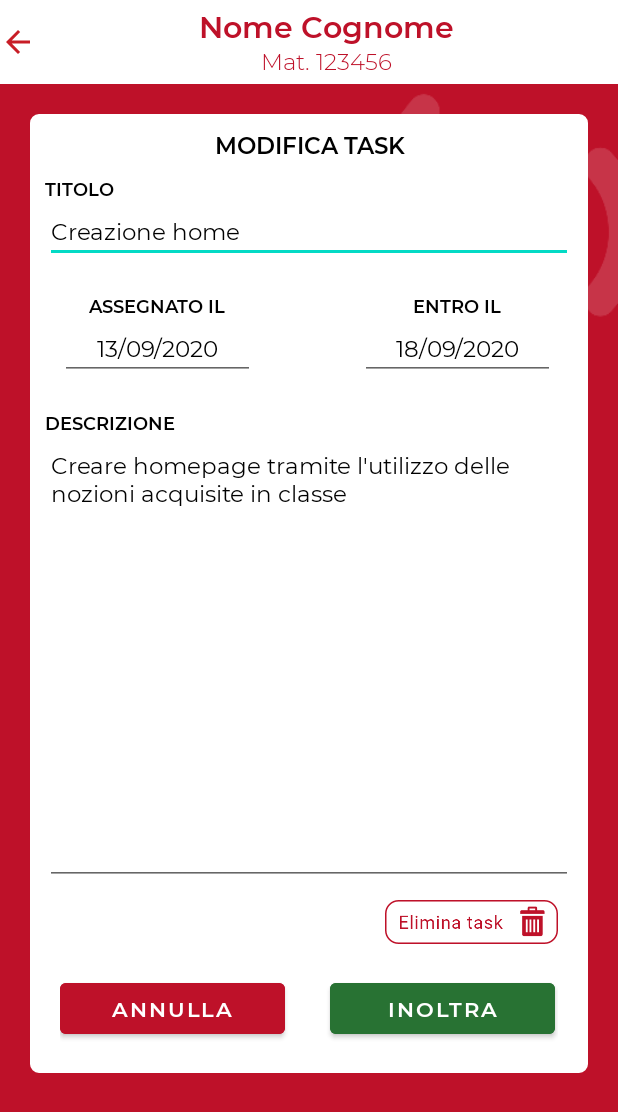
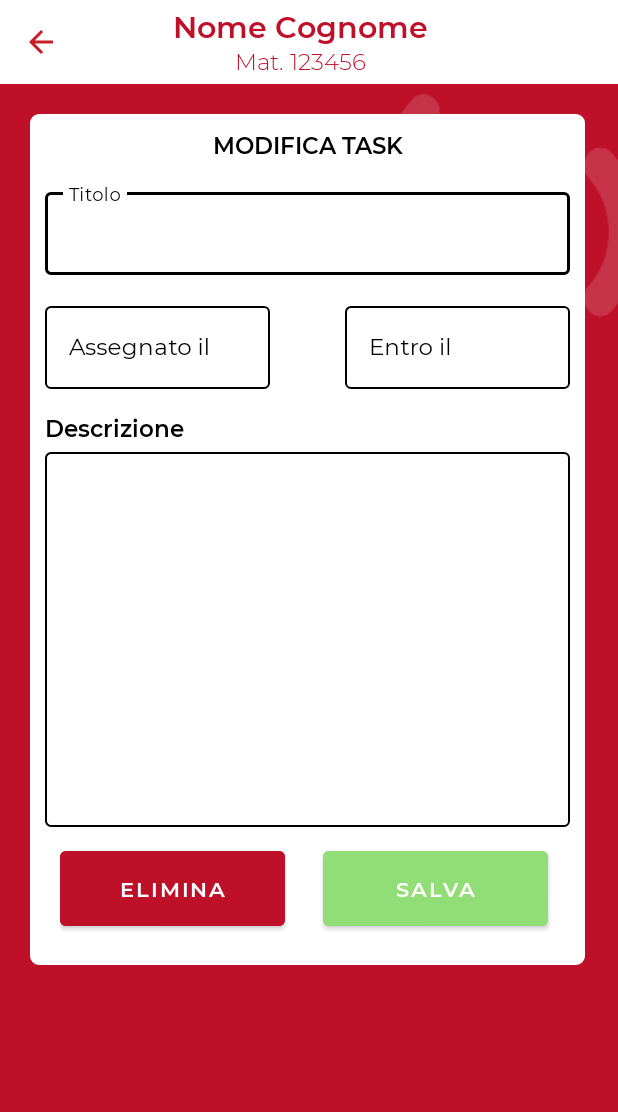
Before and after one commit to davideuez/UniStage, an Android app: the layout activity_modifica_task.xml on its own in the app's theme, with its tools: preview values and no code run, on a phone screen of 412 x 824 dp. Shown: the top 1112 px of the screen. Run offline under Robolectric (Android 15) with nearby library versions, the phone set to English and light mode, and no system bars.

Commit message:
Aggiunta eliminazione task professore

```diff
--- a/app/src/main/AndroidManifest.xml
+++ b/app/src/main/AndroidManifest.xml
@@ -10,6 +10,7 @@
         android:supportsRtl="true"
         android:theme="@style/AppTheme">
         <activity android:name=".AggiungiTask"></activity>
+        <activity android:name=".ModificaTask"></activity>
         <activity android:name=".Tirocini_attivi_professore" />
         <activity android:name=".GestisciTirocinio" />
         <activity android:name=".HomeStudentePREActivity" />
--- a/app/src/main/java/com/example/unistage/AdapterTask.java
+++ b/app/src/main/java/com/example/unistage/AdapterTask.java
@@ -95,14 +95,19 @@ public class AdapterTask extends RecyclerView.Adapter<AdapterTask.ViewHolder1> {
 
                 System.out.println("Oggetto cliccato: " + current_item.toString());
 
+                if(LoginActivity.u_loggato.ruolo.equals("professore")){
                     if(current_item.getCompletata() == 0){
                         LoginActivity.listaTask.get(GestisciTask.posizione).get(position).setCompletata(1);
                         dbref.child("Utenti").child("Professori").child(LoginActivity.u_loggato.getCognome()).child("Tirocini_avviati").child(GestisciTirocinio.x.getTitolo()).child("listaTask").child(current_item.getTitolo()).child("completata").setValue(1);
+                        dbref.child("Utenti").child("Studenti").child(String.valueOf(GestisciTask.matricola)).child("tirocinio_in_corso").child(GestisciTirocinio.x.getTitolo()).child("listaTask").child(current_item.getTitolo()).child("completata").setValue(1);
                         notifyItemChanged(position);
+
                     } else {
                         LoginActivity.listaTask.get(GestisciTask.posizione).get(position).setCompletata(0);
                         dbref.child("Utenti").child("Professori").child(LoginActivity.u_loggato.getCognome()).child("Tirocini_avviati").child(GestisciTirocinio.x.getTitolo()).child("listaTask").child(current_item.getTitolo()).child("completata").setValue(0);
+                        dbref.child("Utenti").child("Studenti").child(String.valueOf(GestisciTask.matricola)).child("tirocinio_in_corso").child(GestisciTirocinio.x.getTitolo()).child("listaTask").child(current_item.getTitolo()).child("completata").setValue(1);
                         notifyItemChanged(position);
+                    }
                 }
 
             }
--- a/app/src/main/java/com/example/unistage/GestisciTask.java
+++ b/app/src/main/java/com/example/unistage/GestisciTask.java
@@ -76,6 +76,10 @@ public class GestisciTask extends AppCompatActivity {
 
                 System.out.println("Cliccata card " + position);
 
+                Intent i = new Intent(GestisciTask.this, ModificaTask.class);
+                i.putExtra("position", position);
+                startActivity(i);
+
             }
 
             @Override
--- /dev/null
+++ b/app/src/main/java/com/example/unistage/ModificaTask.java
@@ -0,0 +1,76 @@
+package com.example.unistage;
+
+import android.content.Intent;
+import android.os.Bundle;
+import android.view.View;
+import android.widget.Button;
+import android.widget.EditText;
+import android.widget.ImageButton;
+import android.widget.TextView;
+
+import androidx.appcompat.app.AppCompatActivity;
+
+import com.google.firebase.FirebaseApp;
+import com.google.firebase.database.DatabaseReference;
+import com.google.firebase.database.FirebaseDatabase;
+
+public class ModificaTask extends AppCompatActivity {
+
+    Task x;
+    private DatabaseReference dbref = FirebaseDatabase.getInstance().getReference();
+
+    @Override
+    protected void onCreate(Bundle savedInstanceState) {
+        super.onCreate(savedInstanceState);
+        setContentView(R.layout.activity_modifica_task);
+
+        Intent i = getIntent();
+        final int posizione = i.getIntExtra("position", -1);
+
+        TextView nomeStud = findViewById(R.id.nome_stud);
+        TextView matricolaT = findViewById(R.id.matricola);
+        final EditText titolo = findViewById(R.id.titolo_mod_task);
+        final EditText assegnatoIl = findViewById(R.id.assegnatoIl_mod_task);
+        final EditText entroIl = findViewById(R.id.entroIl_mod_task);
+        final EditText descrizione = findViewById(R.id.descrizione_mod_task);
+        Button elimina = findViewById(R.id.elimina_task);
+        Button salva = findViewById(R.id.salva_task);
+        ImageButton back = findViewById(R.id.backarrow_proposta_tirocinio_id);
+
+        back.setOnClickListener(new View.OnClickListener() {
+            @Override
+            public void onClick(View view) {
+                onBackPressed();
+            }
+        });
+
+        x = LoginActivity.listaTask.get(GestisciTask.posizione).get(posizione);
+
+        nomeStud.setText(GestisciTirocinio.x.getStudente());
+        matricolaT.setText("Mat. " + String.valueOf(GestisciTask.matricola));
+        titolo.setText(x.getTitolo());
+        assegnatoIl.setText(x.getAssegnataIl());
+        entroIl.setText(x.getDataScadenza());
+        descrizione.setText(x.getDescrizione());
+
+        elimina.setOnClickListener(new View.OnClickListener() {
+            @Override
+            public void onClick(View view) {
+
+                dbref.child("Utenti").child("Professori").child(LoginActivity.u_loggato.getCognome()).child("Tirocini_avviati").child(GestisciTirocinio.x.getTitolo()).child("listaTask").child(x.getTitolo()).setValue(null);
+                dbref.child("Utenti").child("Studenti").child(String.valueOf(GestisciTask.matricola)).child("tirocinio_in_corso").child(GestisciTirocinio.x.getTitolo()).child("listaTask").child(x.getTitolo()).setValue(null);
+
+                Intent i = new Intent(ModificaTask.this, GestisciTirocinio.class);
+                i.putExtra("posizione", posizione);
+                i.putExtra("matricola", GestisciTask.matricola);
+                startActivity(i);
+
+            }
+        });
+
+
+
+
+    }
+
+}
--- a/app/src/main/res/layout/activity_modifica_task.xml
+++ b/app/src/main/res/layout/activity_modifica_task.xml
@@ -5,7 +5,7 @@
     android:layout_width="match_parent"
     android:layout_height="match_parent"
     android:background="@drawable/bgprofessoreattivi"
-    tools:context=".ModificaTaskActivity">
+    tools:context=".AggiungiTask">
 
     <LinearLayout
         android:layout_width="match_parent"
@@ -28,6 +28,7 @@
                 android:layout_width="wrap_content"
                 android:layout_height="match_parent"
                 android:layout_gravity="center_vertical"
+                android:layout_marginLeft="15dp"
                 android:background="#00FFFFFF"
                 app:layout_constraintBottom_toBottomOf="@+id/toolbar2"
                 app:layout_constraintStart_toStartOf="@+id/toolbar2"
@@ -38,9 +39,11 @@
                 android:layout_height="wrap_content"
                 android:layout_gravity="center"
                 android:gravity="center"
-                    android:orientation="vertical">
+                android:orientation="vertical"
+                android:paddingRight="50dp">
 
                 <TextView
+                    android:id="@+id/nome_stud"
                     android:layout_width="wrap_content"
                     android:layout_height="wrap_content"
                     android:fontFamily="@font/montserrat_semibold"
@@ -49,6 +52,7 @@
                     android:textColor="#BE1129" />
 
                 <TextView
+                    android:id="@+id/matricola"
                     android:layout_width="wrap_content"
                     android:layout_height="wrap_content"
                     android:fontFamily="@font/montserrat_light"
@@ -65,132 +69,117 @@
             android:layout_height="match_parent"
             android:orientation="vertical"
             android:padding="20dp">
+
             <LinearLayout
-                    android:layout_width="match_parent"
+                android:layout_width="370dp"
                 android:layout_height="wrap_content"
                 android:background="@drawable/rounded_corners"
                 android:orientation="vertical"
                 android:padding="10dp">
-                    <TextView
-                        android:layout_width="match_parent"
-                        android:layout_height="wrap_content"
-                        android:layout_gravity="center"
-                        android:gravity="center"
-                        android:textSize="15dp"
-                        android:textColor="@color/colorBlack"
-                        android:text="MODIFICA TASK"
-                        android:fontFamily="@font/montserrat_semibold"/>
 
                 <TextView
                     android:layout_width="match_parent"
                     android:layout_height="wrap_content"
                     android:layout_gravity="center"
-                        android:layout_marginTop="10dp"
                     android:fontFamily="@font/montserrat_semibold"
-                        android:text="TITOLO"
+                    android:gravity="center"
+                    android:text="MODIFICA TASK"
                     android:textColor="@color/colorBlack"
-                        android:textSize="12dp" />
+                    android:textSize="15dp" />
 
-                    <EditText
+                <com.google.android.material.textfield.TextInputLayout
+                    style="@style/NewStageInput"
                     android:layout_width="match_parent"
                     android:layout_height="wrap_content"
-                        android:enabled="true"
-                        android:layout_gravity="center"
-                        android:gravity="left"
-                        android:textSize="15dp"
+                    android:layout_marginTop="15dp"
+                    android:hint="Titolo"
+                    android:textColorHint="@color/colorBlack"
+                    app:hintTextColor="@color/colorBlack"
+                    app:suffixTextColor="@color/colorBlack">
+
+                    <com.google.android.material.textfield.TextInputEditText
+                        android:id="@+id/titolo_mod_task"
+                        android:layout_width="match_parent"
+                        android:layout_height="wrap_content"
+                        android:layout_marginTop="10dp"
+                        android:fontFamily="@font/montserrat_regular"
                         android:textColor="@color/colorBlack"
-                        android:text="Creazione home"
-                        android:fontFamily="@font/montserrat_regular"/>
+                        android:textSize="15dp" />
+                </com.google.android.material.textfield.TextInputLayout>
 
                 <LinearLayout
                     android:layout_width="match_parent"
                     android:layout_height="wrap_content"
                     android:orientation="horizontal">
 
-                        <LinearLayout
+                    <com.google.android.material.textfield.TextInputLayout
+                        style="@style/NewStageInput"
                         android:layout_width="150dp"
                         android:layout_height="wrap_content"
-                            android:orientation="vertical"
-                            android:padding="10dp">
+                        android:layout_marginTop="15dp"
+                        android:hint="Assegnato il"
+                        android:textColorHint="@color/colorBlack"
+                        app:hintTextColor="@color/colorBlack">
+
+                        <com.google.android.material.textfield.TextInputEditText
+                            android:id="@+id/assegnatoIl_mod_task"
+                            android:layout_width="match_parent"
+                            android:layout_height="wrap_content"
+                            android:layout_marginTop="10dp"
+                            android:fontFamily="@font/montserrat_regular"
+                            android:textColor="@color/colorBlack"
+                            android:textSize="15dp" />
+                    </com.google.android.material.textfield.TextInputLayout>
+
+                    <com.google.android.material.textfield.TextInputLayout
+                        style="@style/NewStageInput"
+                        android:layout_width="150dp"
+                        android:layout_height="wrap_content"
+                        android:layout_marginLeft="50dp"
+                        android:layout_marginTop="15dp"
+                        android:hint="Entro il"
+                        android:textColorHint="@color/colorBlack"
+                        app:hintTextColor="@color/colorBlack">
+
+                        <com.google.android.material.textfield.TextInputEditText
+                            android:id="@+id/entroIl_mod_task"
+                            android:layout_width="match_parent"
+                            android:layout_height="wrap_content"
+                            android:layout_marginTop="10dp"
+                            android:fontFamily="@font/montserrat_regular"
+                            android:textColor="@color/colorBlack"
+                            android:textSize="15dp" />
+                    </com.google.android.material.textfield.TextInputLayout>
+                </LinearLayout>
+
                 <TextView
                     android:layout_width="match_parent"
                     android:layout_height="wrap_content"
                     android:layout_gravity="center"
-                                android:layout_marginTop="10dp"
+                    android:layout_marginTop="15dp"
                     android:fontFamily="@font/montserrat_semibold"
-                                android:gravity="center"
-                                android:text="ASSEGNATO IL"
+                    android:gravity="left"
+                    android:text="Descrizione"
                     android:textColor="@color/colorBlack"
-                                android:textSize="12dp" />
+                    android:textSize="15dp" />
 
-                            <EditText
+                <com.google.android.material.textfield.TextInputLayout
+                    style="@style/NewStageInput"
                     android:layout_width="match_parent"
                     android:layout_height="wrap_content"
-                                android:layout_gravity="center"
-                                android:enabled="true"
+                    android:textAlignment="textStart"
+                    android:textColorHint="@color/colorBlack">
+
+                    <com.google.android.material.textfield.TextInputEditText
+                        android:id="@+id/descrizione_mod_task"
+                        android:layout_width="match_parent"
+                        android:layout_height="250dp"
+                        android:layout_marginTop="5dp"
                         android:fontFamily="@font/montserrat_regular"
-                                android:gravity="center"
-                                android:text="13/09/2020"
+                        android:gravity="start"
                         android:textColor="@color/colorBlack"
                         android:textSize="15dp" />
-                        </LinearLayout>
-                        <LinearLayout
-                            android:layout_width="150dp"
-                            android:layout_height="wrap_content"
-                            android:orientation="vertical"
-                            android:padding="10dp"
-                            android:layout_marginLeft="50dp">
-                        <TextView
-                            android:layout_width="match_parent"
-                            android:layout_height="wrap_content"
-                            android:layout_gravity="center"
-                            android:layout_marginTop="10dp"
-                            android:fontFamily="@font/montserrat_semibold"
-                            android:gravity="center"
-                            android:text="ENTRO IL"
-                            android:textColor="@color/colorBlack"
-                            android:textSize="12dp" />
-
-                        <EditText
-                            android:layout_width="match_parent"
-                            android:layout_height="wrap_content"
-                            android:layout_gravity="center"
-                            android:enabled="true"
-                            android:fontFamily="@font/montserrat_regular"
-                            android:gravity="center"
-                            android:text="18/09/2020"
-                            android:textColor="@color/colorBlack"
-                            android:textSize="15dp" />
-                        </LinearLayout>
-                    </LinearLayout>
-                    <TextView
-                        android:layout_width="match_parent"
-                        android:layout_height="wrap_content"
-                        android:layout_gravity="center"
-                        android:layout_marginTop="10dp"
-                        android:fontFamily="@font/montserrat_semibold"
-                        android:text="DESCRIZIONE"
-                        android:textColor="@color/colorBlack"
-                        android:textSize="12dp" />
-
-                    <EditText
-                        android:layout_width="match_parent"
-                        android:layout_height="300dp"
-                        android:enabled="true"
-                        android:layout_gravity="center"
-                        android:gravity="left"
-                        android:textSize="15dp"
-                        android:textColor="@color/colorBlack"
-                        android:text="Creare homepage tramite l'utilizzo delle nozioni acquisite in classe"
-                        android:fontFamily="@font/montserrat_regular"/>
-                    <ImageButton
-                        android:layout_width="wrap_content"
-                        android:layout_height="wrap_content"
-                        android:layout_gravity="right"
-                        android:padding="10dp"
-                        android:background="#00FFFFFF"
-                        app:srcCompat="@drawable/elimina_task"
-                        android:layout_marginLeft="100dp"/>
+                </com.google.android.material.textfield.TextInputLayout>
 
                 <LinearLayout
                     android:layout_width="match_parent"
@@ -199,25 +188,30 @@
                     android:padding="10dp">
 
                     <Button
-                            android:id="@+id/annulla_modifica_task"
+                        android:id="@+id/elimina_task"
                         android:layout_width="150dp"
-                            android:layout_height="46dp"
+                        android:layout_height="wrap_content"
+                        android:paddingTop="15dp"
+                        android:paddingBottom="15dp"
                         android:layout_gravity="center"
                         android:backgroundTint="@color/red"
                         android:fontFamily="@font/montserrat_semibold"
-                            android:text="annulla"
-                            android:textColor="@color/colorWhite" />
+                        android:text="ELIMINA"
+                        android:textColor="#FFFFFF" />
 
                     <Button
-                            android:id="@+id/inoltra_modifica_task"
+                        android:id="@+id/salva_task"
                         android:layout_width="150dp"
-                            android:layout_height="match_parent"
+                        android:layout_height="wrap_content"
+                        android:paddingTop="15dp"
+                        android:paddingBottom="15dp"
                         android:layout_gravity="center"
-                            android:layout_marginLeft="30dp"
-                            android:backgroundTint="#287233"
+                        android:layout_marginLeft="25dp"
+                        android:backgroundTint="#92DE76"
                         android:fontFamily="@font/montserrat_semibold"
-                            android:text="inoltra"
-                            android:textColor="@color/colorWhite" />
+                        android:text="SALVA"
+                        android:textColor="#FFFFFF" />
+
                 </LinearLayout>
             </LinearLayout>
         </FrameLayout>
```
Lines whose indentation alone changed are shown as unchanged.
